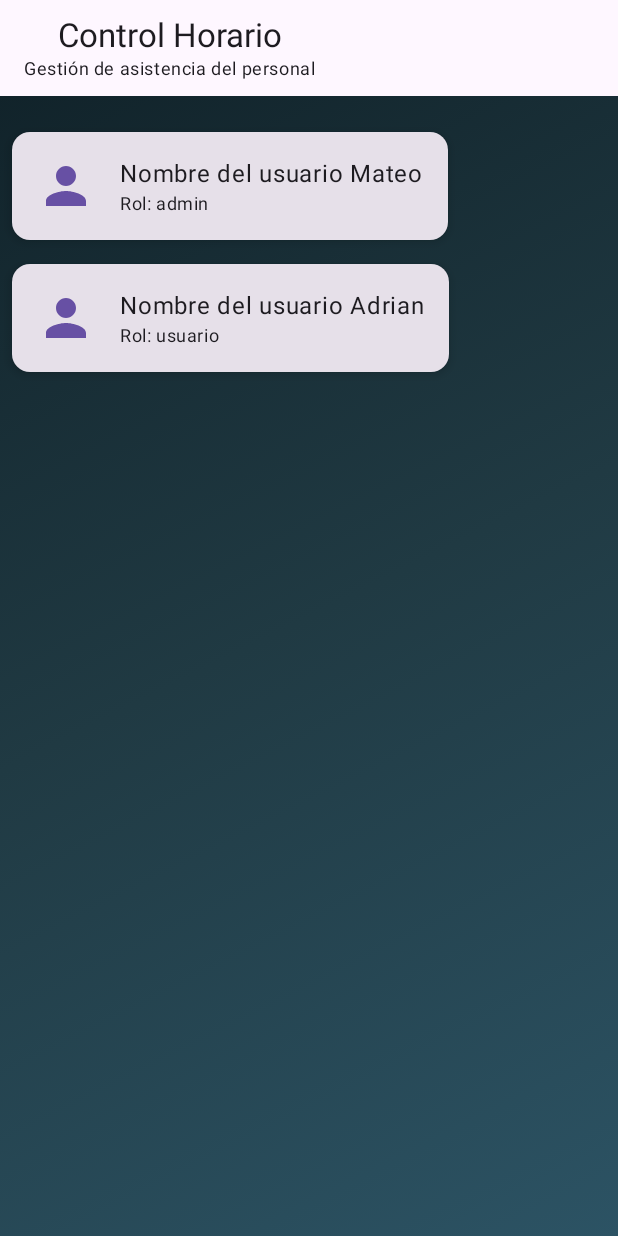
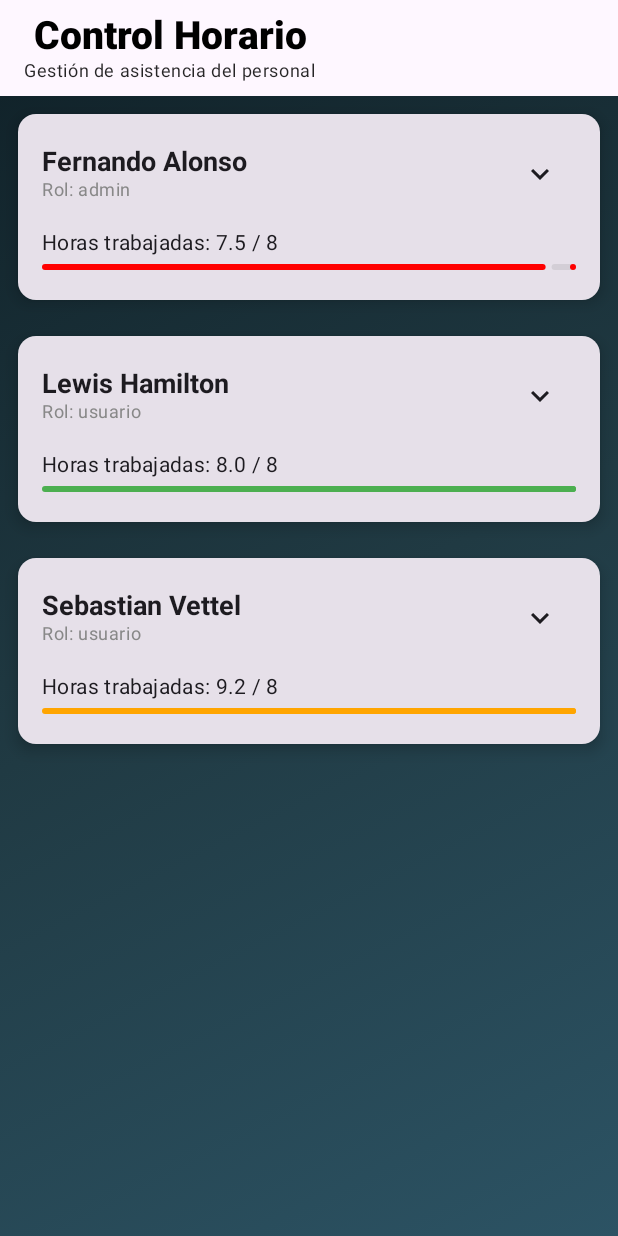
Before and after one commit to MateoCarballo/Proyecto_CAM, an Android app built with Jetpack Compose: the @Preview function DashboardPreview, on a phone screen of 412 x 824 dp. Run offline under Robolectric (Android 15) with nearby library versions, the phone set to English and light mode, and no system bars.

Commit message:
Primer prototipo de dashboard

```diff
--- a/mobile-android/app/src/main/java/com/codelabs/controlaccesoapp/ui/screens/Dashboard.kt
+++ b/mobile-android/app/src/main/java/com/codelabs/controlaccesoapp/ui/screens/Dashboard.kt
@@ -1,58 +1,108 @@
 package com.codelabs.controlaccesoapp.ui.screens
 
+import androidx.compose.animation.*
+import androidx.compose.animation.core.animateFloatAsState
 import androidx.compose.foundation.background
-import androidx.compose.foundation.layout.Column
-import androidx.compose.foundation.layout.Row
-import androidx.compose.foundation.layout.Spacer
-import androidx.compose.foundation.layout.fillMaxSize
-import androidx.compose.foundation.layout.fillMaxWidth
-import androidx.compose.foundation.layout.padding
-import androidx.compose.foundation.layout.size
-import androidx.compose.foundation.layout.width
+import androidx.compose.foundation.layout.*
+import androidx.compose.foundation.lazy.LazyColumn
+import androidx.compose.foundation.lazy.items
 import androidx.compose.foundation.shape.RoundedCornerShape
 import androidx.compose.material.icons.Icons
-import androidx.compose.material.icons.filled.Person
-import androidx.compose.material3.Card
-import androidx.compose.material3.CardDefaults
-import androidx.compose.material3.ExperimentalMaterial3Api
-import androidx.compose.material3.Icon
-import androidx.compose.material3.MaterialTheme
-import androidx.compose.material3.Scaffold
-import androidx.compose.material3.Text
-import androidx.compose.material3.TopAppBar
-import androidx.compose.runtime.Composable
+import androidx.compose.material.icons.filled.CalendarToday
+import androidx.compose.material.icons.filled.ExpandMore
+import androidx.compose.material3.*
+import androidx.compose.material3.LinearProgressIndicator
+import androidx.compose.runtime.*
 import androidx.compose.ui.Alignment
 import androidx.compose.ui.Modifier
+import androidx.compose.ui.draw.rotate
 import androidx.compose.ui.graphics.Brush
+import androidx.compose.ui.graphics.Color
+import androidx.compose.ui.text.font.FontWeight
 import androidx.compose.ui.tooling.preview.Preview
 import androidx.compose.ui.unit.dp
+import androidx.compose.ui.unit.sp
 import com.codelabs.controlaccesoapp.ui.theme.Degradado1
 import com.codelabs.controlaccesoapp.ui.theme.Degradado2
 import com.codelabs.controlaccesoapp.ui.theme.Degradado3
 
+// ----------------------------
+// Datos de prueba para preview
+// ----------------------------
+data class Registro(
+    val fecha: String,
+    val horaEntrada: String,
+    val horaSalida: String?,
+    val tipo: String // "entrada" o "salida"
+)
+
+data class Empleado(
+    val id: Int,
+    val nombre: String,
+    val rol: String,
+    val horasTrabajadas: Float, // Total de horas para la jornada
+    val registros: List<Registro>
+)
+
+val empleadosDummy = listOf(
+    Empleado(
+        1, "Fernando Alonso", "admin", 7.5f, listOf(
+            Registro("2025-11-25", "08:00", "13:30", "entrada"),
+            Registro("2025-11-25", "15:00", "18:00", "entrada")
+        )
+    ),
+    Empleado(
+        2, "Lewis Hamilton", "usuario", 8f, listOf(
+            Registro("2025-11-25", "08:15", "12:30", "entrada"),
+            Registro("2025-11-25", "13:15", "17:00", "entrada")
+        )
+    ),
+    Empleado(
+        3, "Sebastian Vettel", "usuario", 9.2f, listOf(
+            Registro("2025-11-25", "09:00", "12:45", "entrada"),
+            Registro("2025-11-25", "13:30", "18:15", "entrada")
+        )
+    )
+)
+
+// ----------------------------
+// Función para color dinámico según horas trabajadas
+// ----------------------------
+@Composable
+fun progresoColor(horas: Float): Color {
+    return when {
+        horas < 8f -> Color.Red
+        horas > 8f -> Color(0xFFFFA500) // Amarillo/Naranja
+        else -> Color(0xFF4CAF50) // Verde
+    }
+}
+
+// ----------------------------
+// Dashboard Principal
+// ----------------------------
 @OptIn(ExperimentalMaterial3Api::class)
 @Composable
-fun Dashboard() {
-
-    val degradado = Brush.linearGradient(
-        listOf(
-            Degradado1,
-            Degradado2,
-            Degradado3,
-        )
-    )
+fun Dashboard(
+    empleados: List<Empleado> = emptyList(),
+    isLoading: Boolean = false
+) {
+    val degradado = Brush.linearGradient(listOf(Degradado1, Degradado2, Degradado3))
 
     Scaffold(
         topBar = {
             TopAppBar(
                 title = {
-                    Column (
-                        horizontalAlignment = Alignment.CenterHorizontally
-                    ){
-                        Text("Control Horario")
+                    Column(horizontalAlignment = Alignment.CenterHorizontally) {
+                        Text(
+                            "Control Horario",
+                            fontSize = 26.sp,
+                            fontWeight = FontWeight.ExtraBold,
+                            color = Color.Black
+                        )
                         Text(
                             "Gestión de asistencia del personal",
-                            style = MaterialTheme.typography.bodySmall
+                            style = MaterialTheme.typography.bodySmall,
+                            color = Color.Black.copy(alpha = 0.85f)
                         )
                     }
                 },
@@ -62,75 +112,139 @@ fun Dashboard() {
             )
         }
     ) { padding ->
-        Column(
+        Box(
             modifier = Modifier
                 .fillMaxSize()
-                .background(
-                    degradado
-                )
+                .background(degradado)
                 .padding(padding)
         ) {
-            Spacer(
-                modifier = Modifier.size(16.dp)
+            if (isLoading) {
+                // Placeholder Shimmer
+                Column(modifier = Modifier.padding(16.dp)) {
+                    repeat(3) {
+                        Card(modifier = Modifier
+                            .fillMaxWidth()
+                            .height(80.dp)
+                            .padding(vertical = 8.dp),
+                            shape = RoundedCornerShape(12.dp)
+                        ) {
+                            Box(modifier = Modifier
+                                .fillMaxSize()
+                                .background(Color.Gray.copy(alpha = 0.3f))
                             )
-            Column(
-                modifier = Modifier
-                    .fillMaxWidth(),
-            ) {
-                // Tarjeta del lado izquierdo
-                CardPersona("Mateo", "admin", Modifier.weight(1f))
-                CardPersona("Adrian", "usuario",Modifier.weight(1f))
+                        }
+                    }
+                }
+            } else {
+                LazyColumn(modifier = Modifier.fillMaxSize()) {
+                    items(empleados) { empleado ->
+                        CardEmpleado(empleado)
+                    }
+                }
+            }
         }
     }
 }
 
+// ----------------------------
+// Tarjeta de empleado con registros y barra de progreso
+// ----------------------------
+@OptIn(ExperimentalAnimationApi::class)
+@Composable
+fun CardEmpleado(empleado: Empleado) {
+    var expanded by remember { mutableStateOf(false) }
+    val rotation by animateFloatAsState(targetValue = if (expanded) 180f else 0f)
+
+    Card(
+        modifier = Modifier
+            .padding(12.dp)
+            .fillMaxWidth(),
+        shape = RoundedCornerShape(12.dp),
+        elevation = CardDefaults.cardElevation(6.dp)
+    ) {
+        Column(modifier = Modifier.padding(16.dp)) {
+            Row(
+                verticalAlignment = Alignment.CenterVertically,
+                horizontalArrangement = Arrangement.SpaceBetween,
+                modifier = Modifier.fillMaxWidth()
+            ) {
+                Column {
+                    Text(
+                        text = empleado.nombre,
+                        fontWeight = FontWeight.Bold,
+                        fontSize = 18.sp
+                    )
+                    Text(
+                        text = "Rol: ${empleado.rol}",
+                        style = MaterialTheme.typography.bodySmall,
+                        color = Color.Gray
+                    )
+                }
+                IconButton(onClick = { expanded = !expanded }) {
+                    Icon(
+                        imageVector = Icons.Default.ExpandMore,
+                        contentDescription = "Expandir",
+                        modifier = Modifier.rotate(rotation)
+                    )
+                }
+            }
+
+            Spacer(modifier = Modifier.height(12.dp))
+
+            // Barra de progreso de horas trabajadas
+            Text(
+                text = "Horas trabajadas: ${empleado.horasTrabajadas} / 8",
+                style = MaterialTheme.typography.bodyMedium
+            )
+
+            LinearProgressIndicator(
+                progress = (empleado.horasTrabajadas / 8f).coerceAtMost(1f),
+                color = progresoColor(empleado.horasTrabajadas),
+                trackColor = Color.Gray.copy(alpha = 0.2f),
+                modifier = Modifier
+                    .fillMaxWidth()
+                    .height(12.dp)
+                    .padding(vertical = 4.dp)
+            )
 
 
-}
-
-@Composable
-fun CardPersona(
-    nombreUsuario: String,
-    rol: String,
-    modifier: Modifier = Modifier
+            AnimatedVisibility(
+                visible = expanded,
+                enter = fadeIn() + expandVertically(),
+                exit = fadeOut() + shrinkVertically()
             ) {
-    Card(
-        modifier = Modifier
-            .padding(8.dp),
-        shape = RoundedCornerShape(12.dp),
-        elevation = CardDefaults.cardElevation(4.dp)
-    ) {
+                Column(modifier = Modifier.padding(top = 8.dp)) {
+                    empleado.registros.forEach { registro ->
                         Row(
                             verticalAlignment = Alignment.CenterVertically,
-            modifier = Modifier.padding(16.dp)
+                            modifier = Modifier
+                                .fillMaxWidth()
+                                .padding(vertical = 4.dp)
+                        ) {
+                            Icon(
+                                Icons.Default.CalendarToday,
+                                contentDescription = "Fecha",
+                                tint = if (registro.tipo == "entrada") Color(0xFF4CAF50) else Color(0xFFF44336),
+                                modifier = Modifier.size(16.dp)
                             )
-        {
-            Icon(
-                imageVector = Icons.Default.Person,
-                contentDescription = "Usuario",
-                tint = MaterialTheme.colorScheme.primary,
-                modifier = Modifier.size(40.dp),
-            )
-
-            Spacer(modifier = Modifier.width(16.dp))
-
-            Column {
+                            Spacer(modifier = Modifier.width(6.dp))
                             Text(
-                    text = "Nombre del usuario $nombreUsuario",
-                    style = MaterialTheme.typography.bodyLarge,
-                )
-
-                Text(
-                    text = "Rol: $rol",
-                    style = MaterialTheme.typography.bodySmall,
+                                "${registro.fecha} | ${registro.horaEntrada} - ${registro.horaSalida ?: "-"}",
+                                style = MaterialTheme.typography.bodySmall
                             )
                         }
                     }
                 }
             }
+        }
+    }
+}
 
+// ----------------------------
+// Preview con datos dummy
+// ----------------------------
 @Preview(showBackground = true, showSystemUi = true)
 @Composable
 fun DashboardPreview() {
-    Dashboard()
+    Dashboard(empleadosDummy, isLoading = false)
 }
```
Lines whose indentation alone changed are shown as unchanged.
